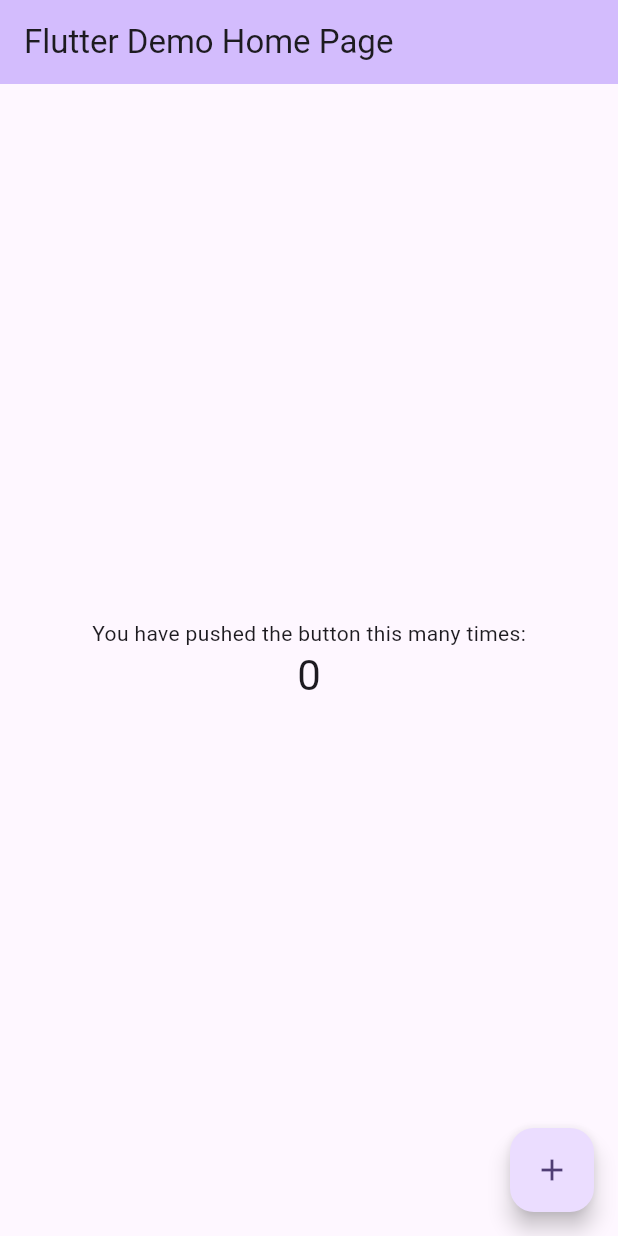
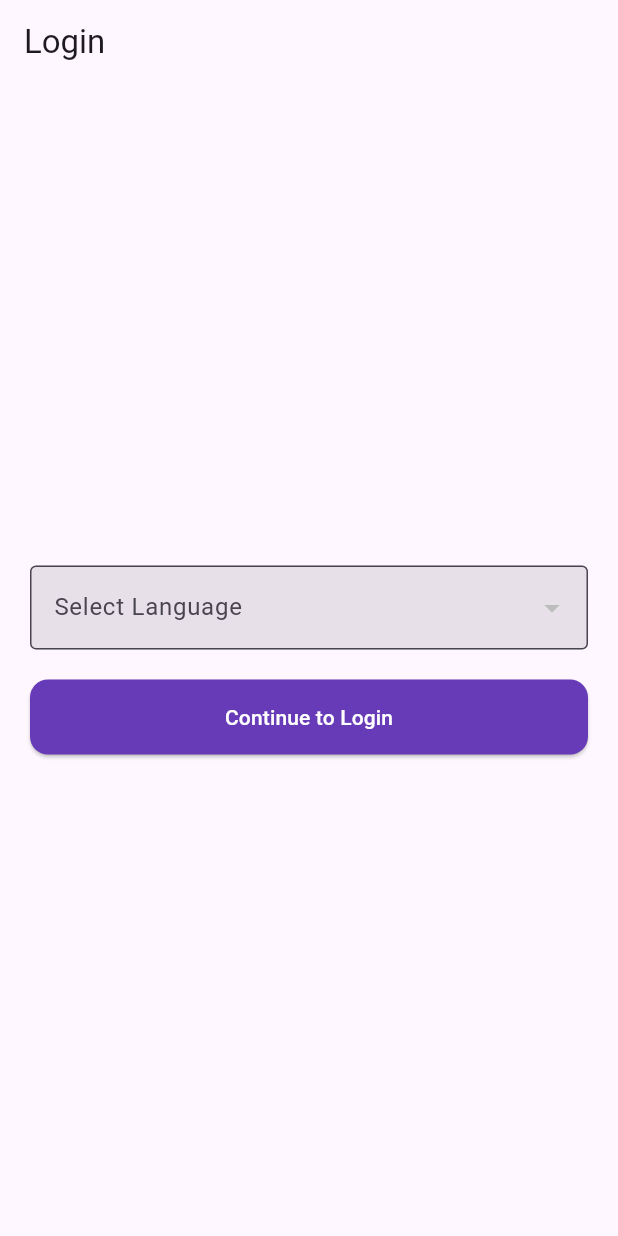
Before and after one commit to Vinit1909/super-set-flutter, a Flutter app: the screen it shows after launch, on a phone screen of 412 x 824 dp. Run offline on Flutter 3.47's test engine with Material 3 defaults, Android fonts, the phone set to English and light mode, and no system bars.

Commit message:
login page

```diff
--- /dev/null
+++ b/assets/languages.json
@@ -0,0 +1,5 @@
+[{
+    "EN": "English",
+    "ES": "Espanol",
+    "FR": "French"
+}]
--- /dev/null
+++ b/lib/common/app_bar.dart
@@ -0,0 +1,18 @@
+import 'package:flutter/material.dart';
+
+class SuperSetAppBar extends StatelessWidget implements PreferredSizeWidget {
+  final Widget title;
+
+  const SuperSetAppBar({Key? key, required this.title}) : super(key: key);
+
+  @override
+  Widget build(BuildContext context) {
+    return AppBar(
+      title: title,
+      backgroundColor: Theme.of(context).colorScheme.inversePrimary,
+    );
+  }
+
+  @override
+  Size get preferredSize => const Size.fromHeight(kToolbarHeight);
+}
--- /dev/null
+++ b/lib/login/login.dart
@@ -0,0 +1,170 @@
+import 'package:flutter/material.dart';
+import 'package:myapp/main.dart'; // Assuming your MyHomePage is accessible from here.
+import 'dart:convert';
+import 'package:flutter/services.dart' show rootBundle;
+
+class LoginPage extends StatefulWidget {
+  const LoginPage({Key? key}) : super(key: key);
+
+  @override
+  _LoginPageState createState() => _LoginPageState();
+}
+
+class _LoginPageState extends State<LoginPage> {
+  bool _isPasswordVisible = false;
+  bool _showLoginForm = false;
+  String? _selectedLanguage;
+  List<String> _languages = [];
+
+  @override
+  void initState() {
+    super.initState();
+    loadLanguages();
+  }
+
+  void loadLanguages() async {
+    final jsonString = await rootBundle.loadString('languages.json');
+    final jsonResponse = jsonDecode(jsonString) as List;
+    final languageMap = jsonResponse[0] as Map<String, dynamic>;
+
+    setState(() {
+      // Explicitly cast each value to a string
+      _languages =
+          languageMap.entries.map((entry) => entry.value as String).toList();
+    });
+  }
+
+  @override
+  Widget build(BuildContext context) {
+    return Scaffold(
+      appBar: AppBar(title: const Text('Login')),
+      body: Center(
+        child: SingleChildScrollView(
+          child: ConstrainedBox(
+            constraints: BoxConstraints(
+                maxWidth: 600), // Ideal for both mobile and desktop views.
+            child: Padding(
+              padding: const EdgeInsets.all(20.0),
+              child: Column(
+                mainAxisAlignment: MainAxisAlignment.center,
+                children: <Widget>[
+                  if (!_showLoginForm) ...[
+                    DropdownButtonFormField<String>(
+                      value: _selectedLanguage,
+                      decoration: const InputDecoration(
+                        labelText: 'Select Language',
+                        border: OutlineInputBorder(),
+                        filled: true,
+                      ),
+                      onChanged: (String? newValue) {
+                        setState(() {
+                          _selectedLanguage = newValue;
+                        });
+                      },
+                      items: _languages
+                          .map<DropdownMenuItem<String>>((String value) {
+                        return DropdownMenuItem<String>(
+                          value: value,
+                          child: Text(value),
+                        );
+                      }).toList(),
+                    ),
+                    const SizedBox(height: 20),
+                    ElevatedButton(
+                      onPressed: () {
+                        setState(() {
+                          _showLoginForm = true;
+                        });
+                      },
+                      child: const Text('Continue to Login'),
+                      style: ElevatedButton.styleFrom(
+                        minimumSize: const Size.fromHeight(50),
+                        shape: RoundedRectangleBorder(
+                          borderRadius: BorderRadius.circular(12),
+                        ),
+                      ),
+                    ),
+                  ],
+                  if (_showLoginForm) ...[
+                    // Email Field
+                    TextField(
+                      keyboardType: TextInputType.emailAddress,
+                      decoration: InputDecoration(
+                        labelText: 'Email',
+                        border: OutlineInputBorder(),
+                        prefixIcon: const Icon(Icons.email),
+                        filled: true,
+                      ),
+                    ),
+                    const SizedBox(height: 20),
+                    // Password Field with visibility toggle
+                    TextField(
+                      obscureText: !_isPasswordVisible,
+                      decoration: InputDecoration(
+                        labelText: 'Password',
+                        border: OutlineInputBorder(),
+                        prefixIcon: const Icon(Icons.lock),
+                        filled: true,
+                        suffixIcon: IconButton(
+                          icon: Icon(
+                            _isPasswordVisible
+                                ? Icons.visibility_off
+                                : Icons.visibility,
+                          ),
+                          onPressed: () {
+                            setState(() {
+                              _isPasswordVisible = !_isPasswordVisible;
+                            });
+                          },
+                        ),
+                      ),
+                    ),
+                    const SizedBox(height: 20),
+                    // Login and Sign Up Buttons
+                    Row(
+                      children: <Widget>[
+                        Expanded(
+                          child: Padding(
+                            padding: const EdgeInsets.only(right: 10),
+                            child: ElevatedButton(
+                              onPressed: () {},
+                              child: const Text('Login'),
+                              style: ElevatedButton.styleFrom(
+                                minimumSize: const Size.fromHeight(50),
+                                shape: RoundedRectangleBorder(
+                                  borderRadius: BorderRadius.circular(12),
+                                ),
+                              ),
+                            ),
+                          ),
+                        ),
+                        Expanded(
+                          child: ElevatedButton(
+                            onPressed: () {},
+                            child: const Text('Sign Up'),
+                            style: ElevatedButton.styleFrom(
+                              minimumSize: const Size.fromHeight(50),
+                              shape: RoundedRectangleBorder(
+                                borderRadius: BorderRadius.circular(12),
+                              ),
+                            ),
+                          ),
+                        ),
+                      ],
+                    ),
+                    const SizedBox(height: 20),
+                    // Forgot Password Button
+                    TextButton(
+                      onPressed: () {},
+                      child: const Text('Forgot Password?'),
+                    ),
+                  ],
+                ],
+              ),
+            ),
+          ),
+        ),
+      ),
+    );
+  }
+}
--- a/lib/main.dart
+++ b/lib/main.dart
@@ -1,37 +1,44 @@
 import 'package:flutter/material.dart';
+import '../common/app_bar.dart';
+import 'package:myapp/login/login.dart';
 
 void main() {
   runApp(const MyApp());
 }
 
+bool isLoggedIn = false;
+
 class MyApp extends StatelessWidget {
   const MyApp({super.key});
 
-  // This widget is the root of your application.
   @override
   Widget build(BuildContext context) {
     return MaterialApp(
-      title: 'Flutter Demo',
-      theme: ThemeData(
-        // This is the theme of your application.
-        //
-        // TRY THIS: Try running your application with "flutter run". You'll see
-        // the application has a purple toolbar. Then, without quitting the app,
-        // try changing the seedColor in the colorScheme below to Colors.green
-        // and then invoke "hot reload" (save your changes or press the "hot
-        // reload" button in a Flutter-supported IDE, or press "r" if you used
-        // the command line to start the app).
-        //
-        // Notice that the counter didn't reset back to zero; the application
-        // state is not lost during the reload. To reset the state, use hot
-        // restart instead.
-        //
-        // This works for code too, not just values: Most code changes can be
-        // tested with just a hot reload.
-        colorScheme: ColorScheme.fromSeed(seedColor: Colors.deepPurple),
-        useMaterial3: true,
+      title: 'Super Set',
+     theme: ThemeData(
+        useMaterial3: true, // Ensure Material 3 is being used
+        colorScheme: ColorScheme.fromSeed(
+          seedColor: Colors.deepPurple,
+        ),
+        elevatedButtonTheme: ElevatedButtonThemeData(
+          style: ButtonStyle(
+            foregroundColor: MaterialStateProperty.all(Colors.white), // Text and icon color
+            backgroundColor: MaterialStateProperty.all(Colors.deepPurple), // Background color
+          ),
+        ),
+        textButtonTheme: TextButtonThemeData(
+          style: ButtonStyle(
+            foregroundColor: MaterialStateProperty.all(Colors.deepPurple), // Text color
+          ),
+        ),
+        outlinedButtonTheme: OutlinedButtonThemeData(
+          style: ButtonStyle(
+            foregroundColor: MaterialStateProperty.all(Colors.deepPurple), // Text and icon color
+            side: MaterialStateProperty.all(BorderSide(color: Colors.deepPurple, width: 2)), // Border color
+          ),
+        ),
       ),
-      home: const MyHomePage(title: 'Flutter Demo Home Page'),
+      home: isLoggedIn ? const MyHomePage(title: 'Flutter Demo Home Page') : const LoginPage(),
     );
   }
 }
@@ -77,15 +84,12 @@
     // fast, so that you can just rebuild anything that needs updating rather
     // than having to individually change instances of widgets.
     return Scaffold(
-      appBar: AppBar(
-        // TRY THIS: Try changing the color here to a specific color (to
-        // Colors.amber, perhaps?) and trigger a hot reload to see the AppBar
-        // change color while the other colors stay the same.
-        backgroundColor: Theme.of(context).colorScheme.inversePrimary,
-        // Here we take the value from the MyHomePage object that was created by
-        // the App.build method, and use it to set our appbar title.
-        title: Text(widget.title),
-      ),
+       appBar: const SuperSetAppBar(title: Row(
+          mainAxisAlignment: MainAxisAlignment.spaceBetween,
+          children: [
+            Text('Super Set'),
+          ],
+        )),
       body: Center(
         // Center is a layout widget. It takes a single child and positions it
         // in the middle of the parent.
--- a/pubspec.yaml
+++ b/pubspec.yaml
@@ -52,7 +52,8 @@ dev_dependencies:
 
 # The following section is specific to Flutter packages.
 flutter:
-
+  assets:
+    - assets/languages.json
   # The following line ensures that the Material Icons font is
   # included with your application, so that you can use the icons in
   # the material Icons class.
```
